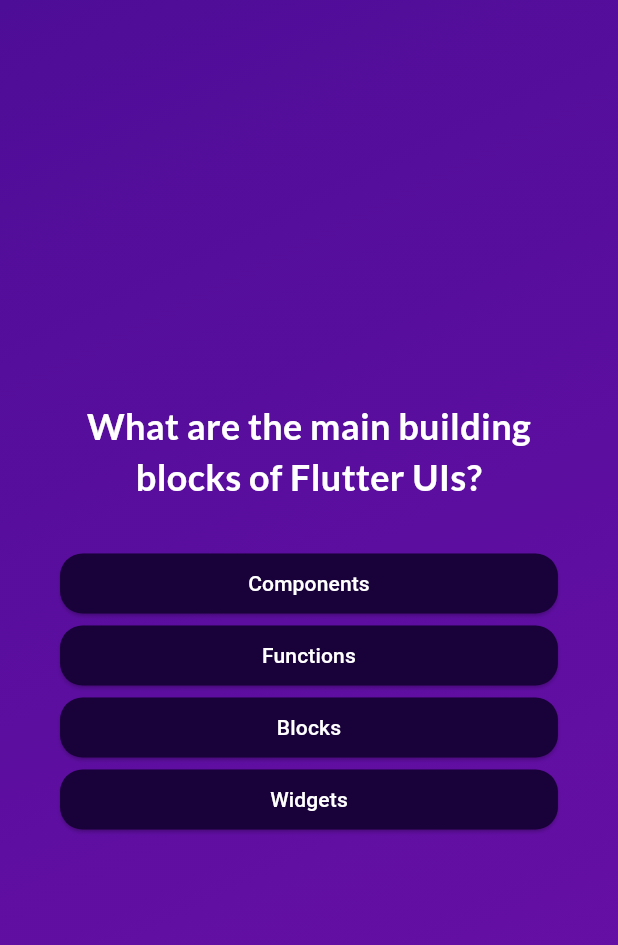
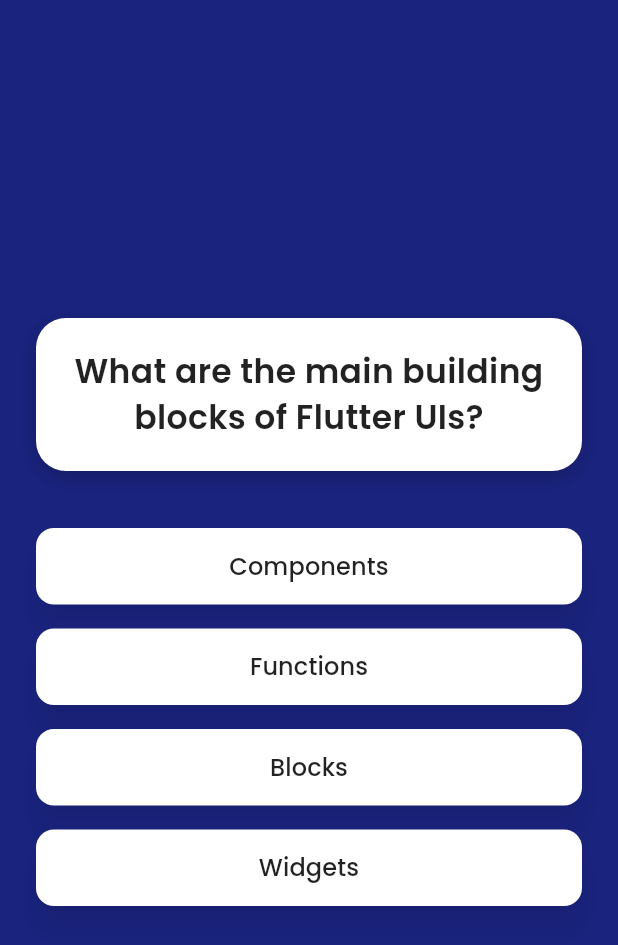
Before and after one commit to NurislamAiu/quiz_app_nurs, a Flutter app: the screen it shows after launch, after a tap on "Start Quiz", on a phone screen of 412 x 824 dp. Shown: the top 945 px of the screen. Run offline on Flutter 3.47's test engine with Material 3 defaults, Android fonts, the phone set to English and light mode, and no system bars; our stand-ins replace google_fonts.

Commit message:
changed full UI

```diff
--- a/lib/answer_button.dart
+++ b/lib/answer_button.dart
@@ -1,4 +1,5 @@
 import 'package:flutter/material.dart';
+import 'package:google_fonts/google_fonts.dart';
 
 class AnswerButton extends StatelessWidget {
   const AnswerButton({
@@ -12,14 +13,29 @@ class AnswerButton extends StatelessWidget {
 
   @override
   Widget build(context) {
-    return ElevatedButton(
+    return Padding(
+      padding: const EdgeInsets.symmetric(vertical: 8),
+      child: ElevatedButton(
         onPressed: onTap,
         style: ElevatedButton.styleFrom(
-          padding: EdgeInsets.symmetric(vertical: 10, horizontal: 40),
-          backgroundColor: Color(0xFF190139),
-          foregroundColor: Colors.white,
-          shape: RoundedRectangleBorder(borderRadius: BorderRadius.circular(15))
+          padding: const EdgeInsets.symmetric(vertical: 14, horizontal: 20),
+          backgroundColor: Colors.white,
+          foregroundColor: Colors.black87,
+          elevation: 8,
+          shape: RoundedRectangleBorder(
+            borderRadius: BorderRadius.circular(12),
+          ),
+          shadowColor: Colors.black38,
         ),
-        child: Text(answerText, textAlign: TextAlign.center));
+        child: Text(
+          answerText,
+          style: GoogleFonts.poppins(
+            fontSize: 16,
+            fontWeight: FontWeight.w500,
+          ),
+          textAlign: TextAlign.center,
+        ),
+      ),
+    );
   }
 }
--- a/lib/questions_screen.dart
+++ b/lib/questions_screen.dart
@@ -9,9 +9,7 @@ class QuestionsScreen extends StatefulWidget {
   final void Function(String answer) onSelectAnswer;
 
   @override
-  State<QuestionsScreen> createState() {
-    return _QuestionsScreenState();
-  }
+  State<QuestionsScreen> createState() => _QuestionsScreenState();
 }
 
 class _QuestionsScreenState extends State<QuestionsScreen> {
@@ -28,28 +26,42 @@ class _QuestionsScreenState extends State<QuestionsScreen> {
   Widget build(context) {
     final currentQuestion = questions[currentQuestionIndex];
     return Container(
-      margin: EdgeInsets.all(40),
-      child: SizedBox(
-        width: double.infinity,
-        height: double.infinity,
+      padding: const EdgeInsets.symmetric(horizontal: 24, vertical: 32),
+      child: Center(
+        child: SingleChildScrollView(
           child: Column(
             mainAxisAlignment: MainAxisAlignment.center,
             crossAxisAlignment: CrossAxisAlignment.stretch,
             children: [
-            Text(
+              Container(
+                padding: const EdgeInsets.all(20),
+                decoration: BoxDecoration(
+                  color: Colors.white,
+                  borderRadius: BorderRadius.circular(20),
+                  boxShadow: [
+                    BoxShadow(
+                      color: Colors.black.withOpacity(0.2),
+                      blurRadius: 10,
+                      offset: const Offset(0, 4),
+                    ),
+                  ],
+                ),
+                child: Text(
                   currentQuestion.text,
-              style: GoogleFonts.lato(
-                color: Colors.white,
-                fontSize: 24,
-                fontWeight: FontWeight.bold,
+                  style: GoogleFonts.poppins(
+                    color: Colors.black87,
+                    fontSize: 22,
+                    fontWeight: FontWeight.w600,
                   ),
                   textAlign: TextAlign.center,
                 ),
-            SizedBox(height: 30),
-            ...currentQuestion.shuffledAnswers.map((answer) {
+              ),
+              const SizedBox(height: 30),
+              ...currentQuestion.shuffledAnswers.map(
+                    (answer) {
                   return AnswerButton(
                     answerText: answer,
-                  onTap: (){
+                    onTap: () {
                       answerQuestion(answer);
                     },
                   );
@@ -58,6 +70,7 @@ class _QuestionsScreenState extends State<QuestionsScreen> {
             ],
           ),
         ),
+      ),
     );
   }
 }
--- a/lib/quiz.dart
+++ b/lib/quiz.dart
@@ -55,15 +55,8 @@ class _QuizState extends State<Quiz> {
     return MaterialApp(
       debugShowCheckedModeBanner: false,
       home: Scaffold(
-        body: Container(
-          decoration: BoxDecoration(
-            gradient: LinearGradient(colors: [
-              Color.fromARGB(255, 78, 13, 151),
-              Color.fromARGB(255, 107, 15, 168),
-            ], begin: Alignment.topLeft, end: Alignment.bottomRight),
-          ),
-          child: screenWidget,
-        ),
+        backgroundColor: Colors.indigo.shade900,
+        body: screenWidget,
       ),
     );
   }
--- a/lib/start_screen.dart
+++ b/lib/start_screen.dart
@@ -9,31 +9,74 @@ class StartScreen extends StatelessWidget {
   @override
   Widget build(context) {
     return Center(
+        child: SingleChildScrollView(
           child: Column(
             mainAxisSize: MainAxisSize.min,
             children: [
-        Image.asset(
+              Container(
+                decoration: BoxDecoration(
+                  shape: BoxShape.circle,
+                  boxShadow: [
+                    BoxShadow(
+                      color: Colors.black.withOpacity(0.3),
+                      blurRadius: 25,
+                      offset: const Offset(0, 12),
+                    ),
+                  ],
+                ),
+                child: ClipOval(
+                  child: Image.asset(
                     'assets/images/quiz-logo.png',
-          width: 300,
-        ),
-        SizedBox(height: 80),
-        Text(
-          'Learn Flutter the fun way',
-          style: GoogleFonts.lato(
-            color: Colors.white,
-            fontSize: 24,
+                    width: 200,
                   ),
                 ),
-        SizedBox(height: 30),
-        OutlinedButton.icon(
+              ),
+              const SizedBox(height: 50),
+              Text(
+                'Master Flutter with Fun!',
+                style: GoogleFonts.poppins(
+                  color: Colors.white,
+                  fontSize: 30,
+                  fontWeight: FontWeight.bold,
+                  shadows: [
+                    Shadow(
+                      color: Colors.black.withOpacity(0.3),
+                      offset: const Offset(2, 4),
+                      blurRadius: 6,
+                    ),
+                  ],
+                ),
+                textAlign: TextAlign.center,
+              ),
+              const SizedBox(height: 40),
+              ElevatedButton.icon(
                 onPressed: startQuiz,
-          style: OutlinedButton.styleFrom(
-            foregroundColor: Colors.white,
+                icon: const Icon(
+                  Icons.play_arrow,
+                  size: 30,
+                  color: Colors.black,
                 ),
-          icon: Icon(Icons.arrow_forward_ios_outlined, color: Colors.white),
-          label: Text('Start Quiz'),
-        )
+                label: Text(
+                  'Start Quiz',
+                  style: GoogleFonts.poppins(
+                    fontSize: 20,
+                    fontWeight: FontWeight.w600,
+                  ),
+                ),
+                style: ElevatedButton.styleFrom(
+                  padding: const EdgeInsets.symmetric(vertical: 16, horizontal: 32),
+                  backgroundColor: Colors.amber.shade500,
+                  foregroundColor: Colors.black,
+                  elevation: 12,
+                  shadowColor: Colors.amber.shade300,
+                  shape: RoundedRectangleBorder(
+                    borderRadius: BorderRadius.circular(16),
+                  ),
+                ),
+              ),
             ],
-    ));
+          ),
+        ),
+    );
   }
 }
```
Also changed, not shown: 2 other files. Lines whose indentation alone changed are shown as unchanged.
